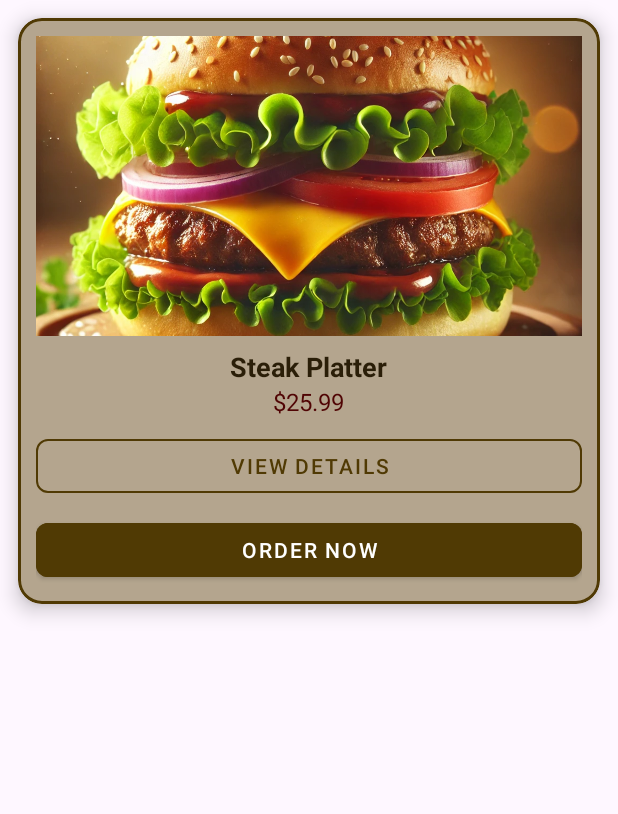
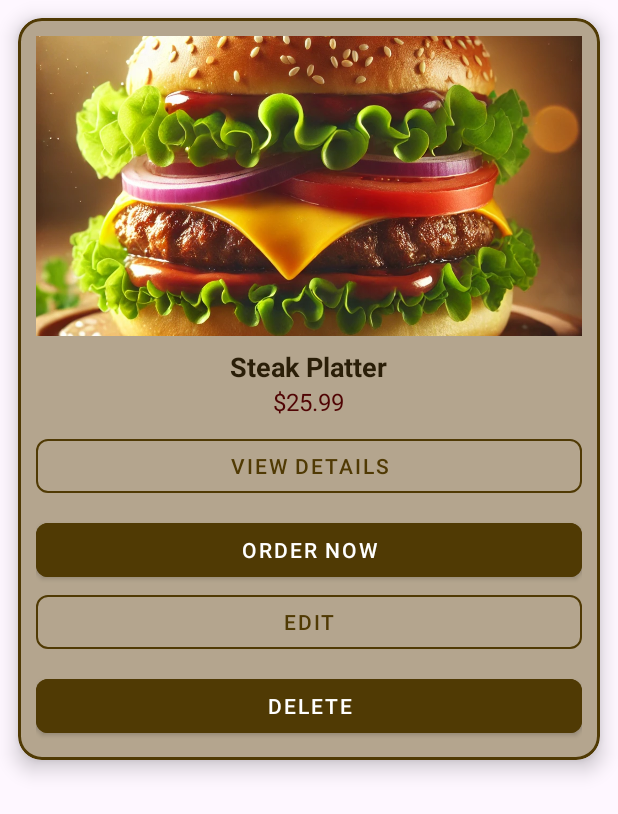
Before and after one commit to artur300/menu, an Android app: the layout item_food_card.xml on its own in the app's theme, with its tools: preview values and no code run, on a phone screen of 412 x 824 dp. Shown: the top 814 px of the screen. Run offline under Robolectric (Android 15) with nearby library versions, the phone set to English and light mode, and no system bars.

Commit message:
remove and delete work

```diff
--- a/app/src/main/res/layout/item_food_card.xml
+++ b/app/src/main/res/layout/item_food_card.xml
@@ -71,5 +71,28 @@
             android:text="Order Now"
             android:textColor="@android:color/white"
             app:cornerRadius="8dp" />
+
+        <com.google.android.material.button.MaterialButton
+            android:id="@+id/btn_edit"
+            style="@style/Widget.MaterialComponents.Button.OutlinedButton"
+            android:layout_width="match_parent"
+            android:layout_height="wrap_content"
+            android:layout_marginBottom="8dp"
+            android:text="Edit"
+            android:textColor="@color/brown"
+            app:cornerRadius="8dp"
+            app:strokeColor="@color/brown"
+            app:strokeWidth="1dp" />
+
+        <com.google.android.material.button.MaterialButton
+            android:id="@+id/btn_delete"
+            style="@style/Widget.MaterialComponents.Button"
+            android:layout_width="match_parent"
+            android:layout_height="wrap_content"
+            android:backgroundTint="@color/brown"
+            android:text="Delete"
+            android:textColor="@android:color/white"
+            app:cornerRadius="8dp" />
+
     </LinearLayout>
 </com.google.android.material.card.MaterialCardView>
```
Also changed, not shown: app/src/main/java/com/example/menu/Food.kt (+5 -3 lines), app/src/main/java/com/example/menu/FoodAdapter.kt (+11 -14 lines), app/src/main/java/com/example/menu/FoodListFragment.kt (+54 -1 lines).
